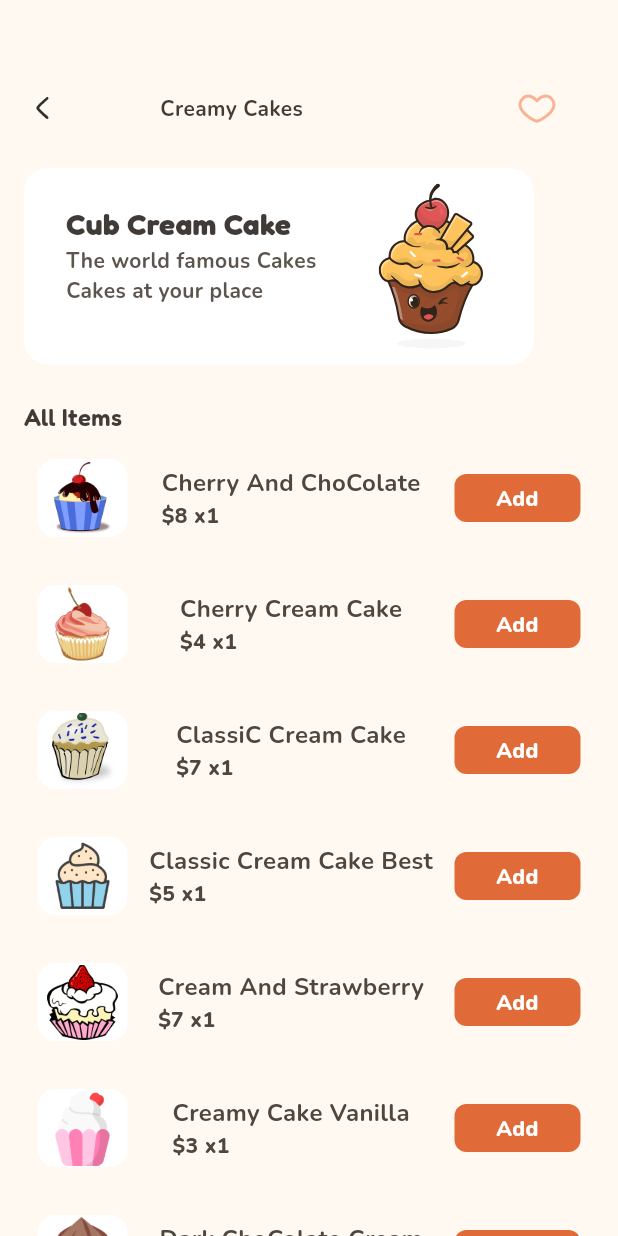
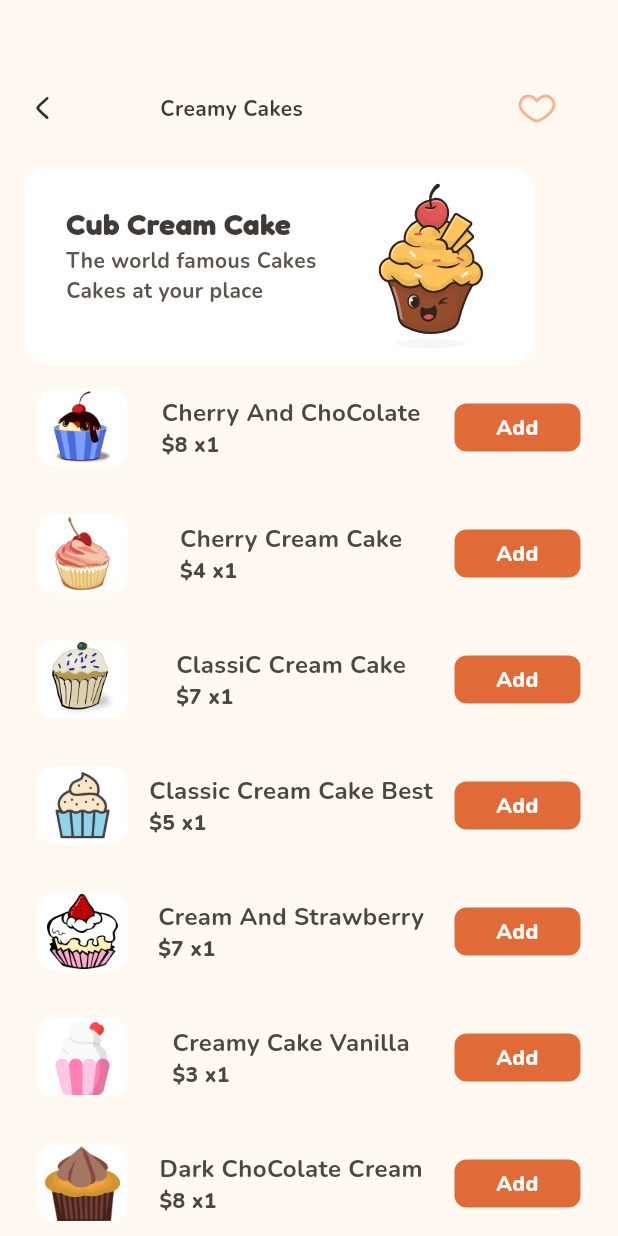
Before and after one commit to Mahmoud-ElShorbagy/candy_buy, a Flutter app: the CustomCategoryProduct screen opened directly, on a phone screen of 412 x 824 dp. Run offline on Flutter 3.47's test engine with Material 3 defaults, Android fonts, the phone set to English and light mode, and no system bars; our stand-ins replace cloud_firestore, firebase_auth, firebase_core, flutter_bloc, flutter_svg; accounts and stored records are empty.

Commit message:
remove Text All item

```diff
--- a/lib/widgets/app/custom_category_product.dart
+++ b/lib/widgets/app/custom_category_product.dart
@@ -50,16 +50,6 @@ class CustomCategoryProduct extends StatelessWidget {
           image: imageCart ?? "assets/images/view/unicorn.svg",
           width: width,
         ),
-        Container(
-          margin: const EdgeInsets.only(left: 16, top: 24),
-          child: const CustomText(
-            text: "All Items",
-            fontWeight: FontWeight.w600,
-            color: AppColors.textBoldColor,
-            fontSize: 16,
-            fontFamily: "Fredoka",
-          ),
-        ),
         Expanded(
           child: child ?? const SizedBox(),
         ),
```
